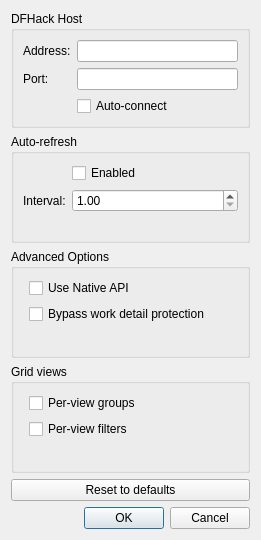
cvuchener/df-workdetailtest, file ui/PreferencesDialog.ui: the form before one commit.
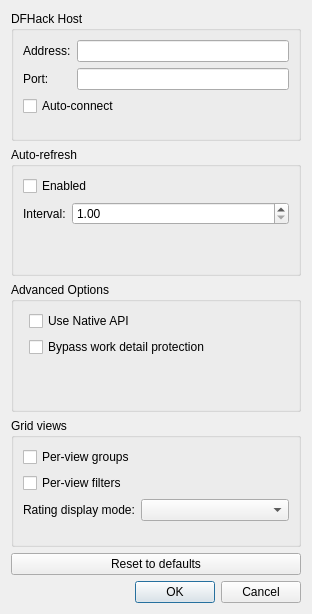
The form after the commit.

Commit message: Add rating display style option

What changed in the file:
```diff
--- a/ui/PreferencesDialog.ui
+++ b/ui/PreferencesDialog.ui
@@ -6,8 +6,8 @@
    <rect>
     <x>0</x>
     <y>0</y>
-    <width>261</width>
-    <height>540</height>
+    <width>312</width>
+    <height>614</height>
    </rect>
   </property>
   <property name="windowTitle">
@@ -42,7 +42,7 @@
         <item row="1" column="1">
          <widget class="QLineEdit" name="host_port"/>
         </item>
-        <item row="2" column="1">
+        <item row="2" column="0" colspan="2">
          <widget class="QCheckBox" name="host_autoconnect">
           <property name="text">
            <string>Auto-connect</string>
@@ -82,7 +82,7 @@
           </property>
          </widget>
         </item>
-        <item row="0" column="1">
+        <item row="0" column="0" colspan="2">
          <widget class="QCheckBox" name="autorefresh_enable">
           <property name="text">
            <string>Enabled</string>
@@ -129,14 +129,24 @@
      <layout class="QVBoxLayout" name="verticalLayout_5">
       <item>
        <layout class="QFormLayout" name="gridview_layout">
-        <item row="1" column="1">
+        <item row="3" column="1">
+         <widget class="QComboBox" name="rating_display_cb"/>
+        </item>
+        <item row="3" column="0">
+         <widget class="QLabel" name="ratin_display_label">
+          <property name="text">
+           <string>Rating display mode:</string>
+          </property>
+         </widget>
+        </item>
+        <item row="1" column="0" colspan="2">
          <widget class="QCheckBox" name="gridview_perview_groups">
           <property name="text">
            <string>Per-view groups</string>
           </property>
          </widget>
         </item>
-        <item row="2" column="1">
+        <item row="2" column="0" colspan="2">
          <widget class="QCheckBox" name="gridview_perview_filters">
           <property name="text">
            <string>Per-view filters</string>
```
The commit also changes 3 other files.
